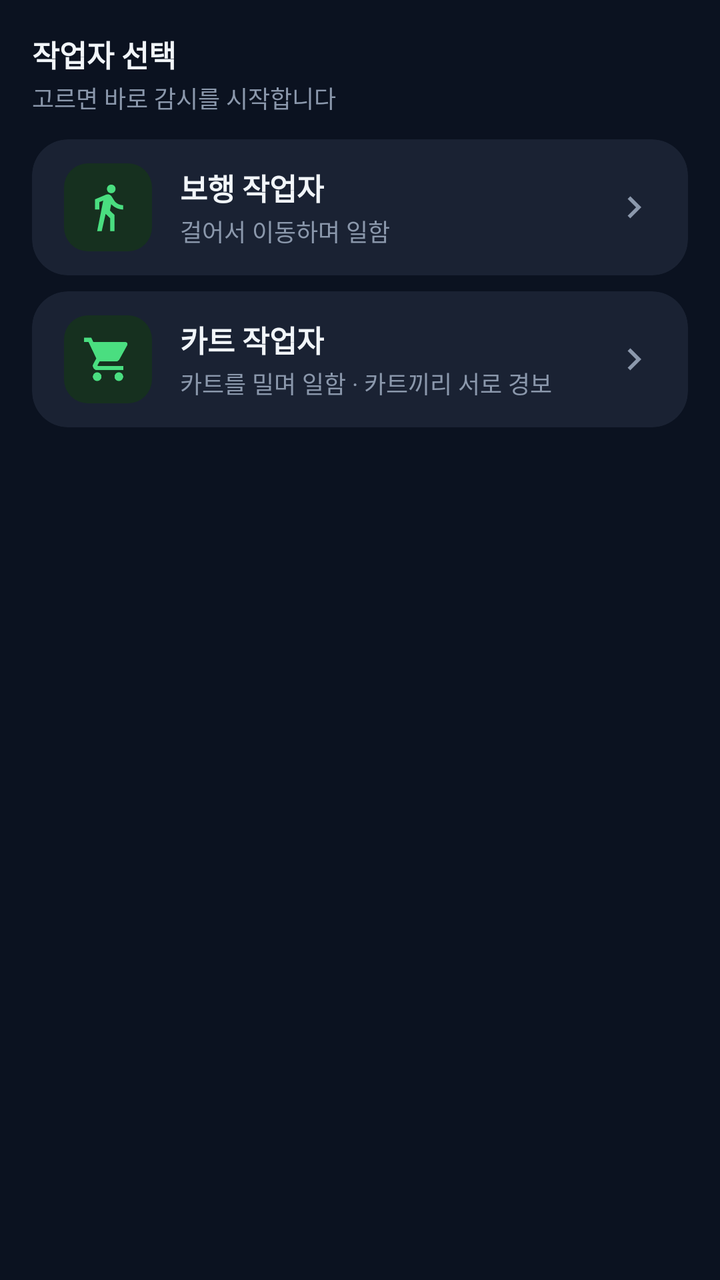
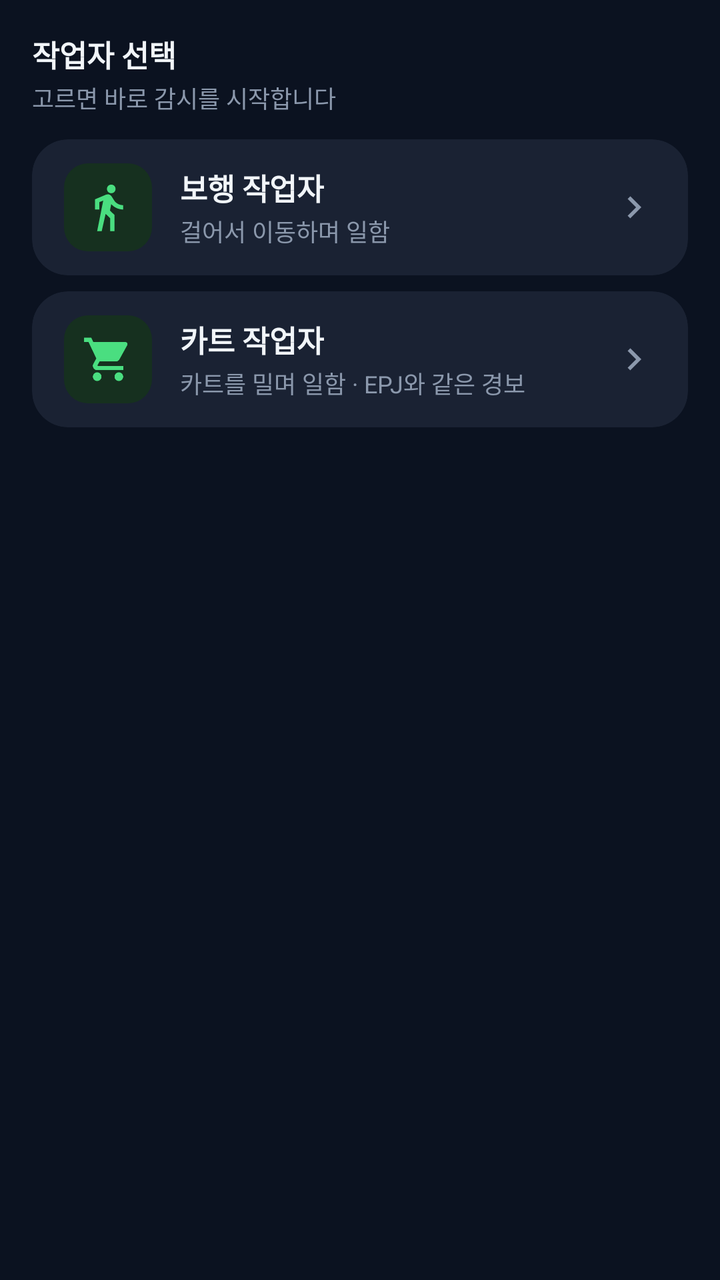

Compare the two renders of this Android layout. The source of the first and the diff that turns it into the second are given below.
<!-- AndroidManifest.xml: application theme Theme.SafeAlert -->
<!-- res/layout/dialog_worker_kind.xml -->
<?xml version="1.0" encoding="utf-8"?>
<LinearLayout xmlns:android="http://schemas.android.com/apk/res/android"
    xmlns:app="http://schemas.android.com/apk/res-auto"
    android:layout_width="match_parent"
    android:layout_height="wrap_content"
    android:orientation="vertical"
    android:background="@color/sa_bg"
    android:paddingHorizontal="@dimen/sa_space_lg"
    android:paddingTop="@dimen/sa_space_lg"
    android:paddingBottom="@dimen/sa_space_md">

    <TextView
        android:layout_width="wrap_content"
        android:layout_height="wrap_content"
        android:text="작업자 선택"
        android:textSize="@dimen/sa_type_section"
        android:textStyle="bold"
        android:textColor="@color/sa_text_primary" />

    <TextView
        android:layout_width="wrap_content"
        android:layout_height="wrap_content"
        android:layout_marginTop="@dimen/sa_space_hairline"
        android:text="고르면 바로 감시를 시작합니다"
        android:textSize="@dimen/sa_type_caption"
        android:textColor="@color/sa_text_tertiary" />

    <androidx.cardview.widget.CardView
        android:id="@+id/card_worker_walk"
        android:layout_width="match_parent"
        android:layout_height="wrap_content"
        android:layout_marginTop="@dimen/sa_space_md"
        android:foreground="?attr/selectableItemBackground"
        android:clickable="true"
        android:focusable="true"
        app:cardCornerRadius="@dimen/sa_radius_md"
        app:cardElevation="0dp"
        app:cardBackgroundColor="@color/sa_surface">

        <LinearLayout
            android:layout_width="match_parent"
            android:layout_height="wrap_content"
            android:orientation="horizontal"
            android:paddingHorizontal="@dimen/sa_space_lg"
            android:paddingVertical="@dimen/sa_space_md"
            android:gravity="center_vertical">

            <LinearLayout
                android:layout_width="@dimen/sa_icon_badge"
                android:layout_height="@dimen/sa_icon_badge"
                android:gravity="center"
                android:background="@drawable/shape_icon_bg_green"
                android:layout_marginEnd="14dp">
                <ImageView
                    android:layout_width="26dp"
                    android:layout_height="26dp"
                    android:src="@drawable/ic_walker"
                    android:contentDescription="@null" />
            </LinearLayout>

            <LinearLayout
                android:layout_width="0dp"
                android:layout_height="wrap_content"
                android:layout_weight="1"
                android:orientation="vertical">
                <TextView
                    android:layout_width="wrap_content"
                    android:layout_height="wrap_content"
                    android:text="보행 작업자"
                    android:textSize="@dimen/sa_type_section"
                    android:textStyle="bold"
                    android:textColor="@color/sa_text_primary" />
                <TextView
                    android:layout_width="wrap_content"
                    android:layout_height="wrap_content"
                    android:layout_marginTop="@dimen/sa_space_hairline"
                    android:text="걸어서 이동하며 일함"
                    android:textSize="@dimen/sa_type_caption"
                    android:textColor="@color/sa_text_tertiary" />
            </LinearLayout>

            <ImageView
                style="@style/SA.ChevronRight"
                android:contentDescription="@null" />
        </LinearLayout>
    </androidx.cardview.widget.CardView>

    <androidx.cardview.widget.CardView
        android:id="@+id/card_worker_cart"
        android:layout_width="match_parent"
        android:layout_height="wrap_content"
        android:layout_marginTop="@dimen/sa_space_sm"
        android:foreground="?attr/selectableItemBackground"
        android:clickable="true"
        android:focusable="true"
        app:cardCornerRadius="@dimen/sa_radius_md"
        app:cardElevation="0dp"
        app:cardBackgroundColor="@color/sa_surface">

        <LinearLayout
            android:layout_width="match_parent"
            android:layout_height="wrap_content"
            android:orientation="horizontal"
            android:paddingHorizontal="@dimen/sa_space_lg"
            android:paddingVertical="@dimen/sa_space_md"
            android:gravity="center_vertical">

            <LinearLayout
                android:layout_width="@dimen/sa_icon_badge"
                android:layout_height="@dimen/sa_icon_badge"
                android:gravity="center"
                android:background="@drawable/shape_icon_bg_green"
                android:layout_marginEnd="14dp">
                <ImageView
                    android:layout_width="26dp"
                    android:layout_height="26dp"
                    android:src="@drawable/ic_cart"
                    android:contentDescription="@null" />
            </LinearLayout>

            <LinearLayout
                android:layout_width="0dp"
                android:layout_height="wrap_content"
                android:layout_weight="1"
                android:orientation="vertical">
                <TextView
                    android:layout_width="wrap_content"
                    android:layout_height="wrap_content"
                    android:text="카트 작업자"
                    android:textSize="@dimen/sa_type_section"
                    android:textStyle="bold"
                    android:textColor="@color/sa_text_primary" />
                <TextView
                    android:layout_width="wrap_content"
                    android:layout_height="wrap_content"
                    android:layout_marginTop="@dimen/sa_space_hairline"
                    android:text="카트를 밀며 일함 · 카트끼리 서로 경보"
                    android:textSize="@dimen/sa_type_caption"
                    android:textColor="@color/sa_text_tertiary" />
            </LinearLayout>

            <ImageView
                style="@style/SA.ChevronRight"
                android:contentDescription="@null" />
        </LinearLayout>
    </androidx.cardview.widget.CardView>
</LinearLayout>
<!-- resources referenced by this layout -->
<resources>
  <color name="sa_bg">#0B1220</color>
  <color name="sa_surface">#1A2233</color>
  <color name="sa_text_primary">#F1F5F9</color>
  <color name="sa_text_tertiary">#8B98AC</color>
  <dimen name="sa_icon_badge">44dp</dimen>
  <dimen name="sa_radius_md">18dp</dimen>
  <dimen name="sa_space_hairline">2dp</dimen>
  <dimen name="sa_space_lg">16dp</dimen>
  <dimen name="sa_space_md">12dp</dimen>
  <dimen name="sa_space_sm">8dp</dimen>
  <dimen name="sa_type_caption">12sp</dimen>
  <dimen name="sa_type_section">15sp</dimen>
  <!-- drawable ic_walker (drawable) -->
  <?xml version="1.0" encoding="utf-8"?>
  <vector xmlns:android="http://schemas.android.com/apk/res/android"
      android:width="48dp"
      android:height="48dp"
      android:viewportWidth="24"
      android:viewportHeight="24">
      <path
          android:fillColor="#4ADE80"
          android:pathData="M13.5,5.5c1.1,0 2,-0.9 2,-2s-0.9,-2 -2,-2 -2,0.9 -2,2 0.9,2 2,2zM9.8,8.9L7,23h2.1l1.8,-8 2.1,2v6h2v-7.5l-2.1,-2 0.6,-3C14.8,12 16.8,13 19,13v-2c-1.9,0 -3.5,-1 -4.3,-2.4l-1,-1.6c-0.4,-0.6 -1,-1 -1.7,-1 -0.3,0 -0.5,0.1 -0.8,0.1L6,8.3V13h2V9.6l1.8,-0.7" />
  </vector>
  <!-- drawable shape_icon_bg_green (drawable) -->
  <?xml version="1.0" encoding="utf-8"?>
  <shape xmlns:android="http://schemas.android.com/apk/res/android" android:shape="rectangle">
      <solid android:color="@color/sa_tint_green"/>
      <corners android:radius="@dimen/sa_radius_sm"/>
  </shape>
  <style name="SA.ChevronRight">
          <item name="android:layout_width">@dimen/sa_icon_sm</item>
          <item name="android:layout_height">@dimen/sa_icon_sm</item>
          <item name="android:layout_marginStart">@dimen/sa_space_sm</item>
          <item name="android:src">@drawable/ic_chevron_down</item>
          <item name="android:rotation">-90</item>
          <item name="android:tint">@color/sa_text_tertiary</item>
      </style>
  <color name="sa_tint_green">#16301F</color>
  <dimen name="sa_radius_sm">12dp</dimen>
  <dimen name="sa_icon_sm">22dp</dimen>
  <!-- drawable ic_chevron_down (drawable) -->
  <?xml version="1.0" encoding="utf-8"?>
  <vector xmlns:android="http://schemas.android.com/apk/res/android"
      android:width="22dp"
      android:height="22dp"
      android:viewportWidth="24"
      android:viewportHeight="24">
      <path
          android:fillColor="@color/sa_text_tertiary"
          android:pathData="M16.59,8.59L12,13.17 7.41,8.59 6,10l6,6 6,-6z" />
  </vector>
  <color name="sa_accent">#7DD3FC</color>
  <color name="sa_accent_dim">#60A5FA</color>
  <color name="sa_on_accent">#0B1220</color>
  <color name="sa_danger">#FB7185</color>
  <color name="sa_text_secondary">#C3CDDC</color>
  <style name="SA.Dialog.Alert" parent="android:Theme.Material.Dialog.Alert">
          <item name="android:colorBackground">@color/sa_surface</item>
          <item name="android:textColorPrimary">@color/sa_text_primary</item>
          <item name="android:textColorSecondary">@color/sa_text_secondary</item>
          <item name="android:colorAccent">@color/sa_accent</item>
          
          <item name="android:buttonBarPositiveButtonStyle">@style/SA.Dialog.Button.Positive</item>
          <item name="android:buttonBarNegativeButtonStyle">@style/SA.Dialog.Button</item>
          <item name="android:buttonBarNeutralButtonStyle">@style/SA.Dialog.Button</item>
      </style>
  <style name="SA.Dialog.Button.Positive">
          <item name="android:textColor">@color/sa_accent</item>
      </style>
  <style name="SA.Dialog.Button" parent="android:Widget.Material.Button.Borderless">
          <item name="android:textColor">@color/sa_text_secondary</item>
      </style>
  <!-- unchanged entries left out for length: 2 -->
</resources>

<!-- the commit's change to res/layout/dialog_worker_kind.xml (unified diff, before → after) -->
@@ -134,7 +134,7 @@
                     android:layout_width="wrap_content"
                     android:layout_height="wrap_content"
                     android:layout_marginTop="@dimen/sa_space_hairline"
-                    android:text="카트를 밀며 일함 · 카트끼리 서로 경보"
+                    android:text="카트를 밀며 일함 · EPJ와 같은 경보"
                     android:textSize="@dimen/sa_type_caption"
                     android:textColor="@color/sa_text_tertiary" />
             </LinearLayout>
